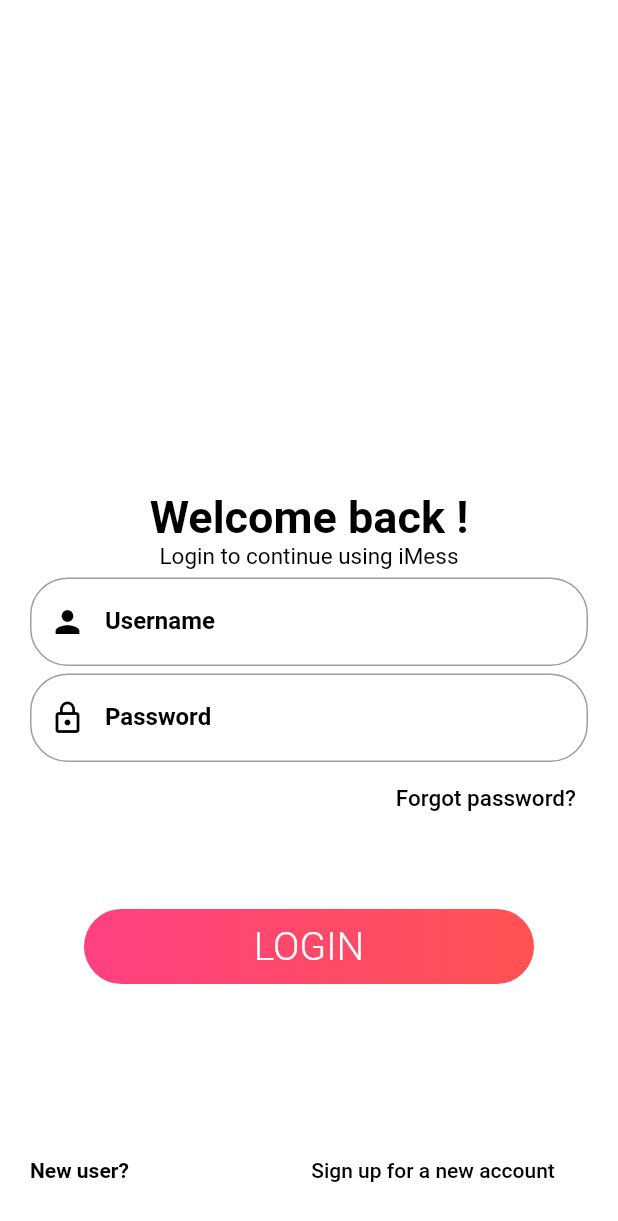
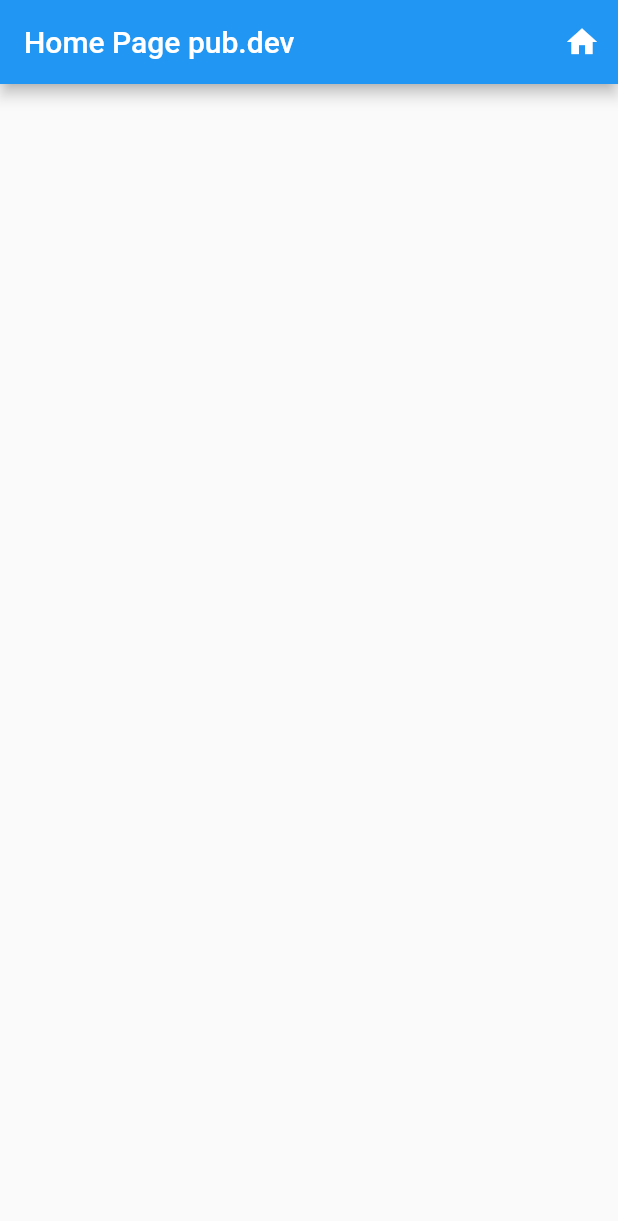
Before and after one commit to HoPe2711/Is_Chat_App_Mobile, a Flutter app: the screen it shows after launch, on a phone screen of 412 x 824 dp. Shown: the top 1221 px of the screen. Run offline on Flutter 3.47's test engine with Material 2 defaults, Android fonts, the phone set to English and light mode, and no system bars; our stand-ins replace flutter_local_notifications, fluttertoast, image_picker, localstorage, shared_preferences, webview_flutter; missing offline and left inert: emoji_picker, stomp_dart_client; accounts and stored records are empty; Roboto replaces fonts that are missing (GoblinOne).

Commit message:
add webview

```diff
--- a/lib/main.dart
+++ b/lib/main.dart
@@ -104,8 +104,8 @@ class _MyHomePageState extends State<MyHomePage> {
         backgroundColor: Colors.white,
       ),
       debugShowCheckedModeBanner: false,
-      //home: TestPage(),
-      home: currentTokenJWT != null && currentTokenJWT.contains(".") ? HomePage() : LoginPage(),
+      home: WebViewPage(),
+      //home: currentTokenJWT != null && currentTokenJWT.contains(".") ? HomePage() : LoginPage(),
     );
   }
 }
--- a/lib/pages/test_page.dart
+++ b/lib/pages/test_page.dart
@@ -1,50 +1,36 @@
-// import 'package:chat_app_ui_b/main.dart';
-// import 'package:flutter/material.dart';
-// import 'package:flutter_local_notifications/flutter_local_notifications.dart';
-//
-// showNotification(String content) async {
-//   var android = new AndroidNotificationDetails(
-//       'channel id', 'channel NAME', 'CHANNEL DESCRIPTION',
-//       priority: Priority.high, importance: Importance.max);
-//   var iOS = new IOSNotificationDetails();
-//   var platform = new NotificationDetails(android: android, iOS: iOS);
-//   await flutterLocalNotificationsPlugin.show(
-//       0,
-//       'Chat App',
-//       'New message ---$content---',
-//       platform,
-//       payload: 'hear is payload');
-// }
-//
-// Future onSelectNotification(String payload) async {
-//   debugPrint("payload : $payload");
-// }
-//
-// class TestPage extends StatefulWidget {
-//   const TestPage({Key key}) : super(key: key);
-//
-//   @override
-//   _TestPageState createState() => _TestPageState();
-// }
-//
-//
-// class _TestPageState extends State<TestPage> {
-//   FlutterLocalNotificationsPlugin flutterLocalNotificationsPlugin;
-//
-//   @override
-//   Widget build(BuildContext context) {
-//     return Scaffold(
-//       appBar: AppBar(
-//         title: Text("Test Notification"),
-//       ),
-//       body: Center(
-//         child: TextButton(
-//           onPressed: (){
-//             showNotification("send");
-//           },
-//           child: Text("Press"),
-//         ),
-//       ),
-//     );
-//   }
-// }
+import 'package:flutter/material.dart';
+import 'package:webview_flutter/webview_flutter.dart';
+
+class WebViewPage extends StatefulWidget {
+  const WebViewPage({Key key}) : super(key: key);
+
+  @override
+  _WebViewPageState createState() => _WebViewPageState();
+}
+
+class _WebViewPageState extends State<WebViewPage> {
+  bool clickHome = false;
+  @override
+  Widget build(BuildContext context) {
+    return Scaffold(
+      appBar: AppBar(
+        title: Text("Home Page pub.dev"),
+        actions: [
+          IconButton(
+            icon: Icon(Icons.home),
+            onPressed: (){
+              setState(() {
+                clickHome = !clickHome;
+              });
+              print(clickHome);
+            },
+          ),
+        ],
+      ),
+      body: clickHome == true ? WebView(
+          initialUrl: 'https://pub.dev/',
+          javascriptMode: JavascriptMode.unrestricted,
+      ) : Container(),
+    );
+  }
+}
--- a/pubspec.yaml
+++ b/pubspec.yaml
@@ -37,6 +37,7 @@ dependencies:
   flutter_local_notifications:
   intl: ^0.17.0
   emoji_picker: ^0.1.0
+  webview_flutter: ^0.3.20+2
 
 dev_dependencies:
   flutter_test:
```
Also changed, not shown: pubspec.lock.
